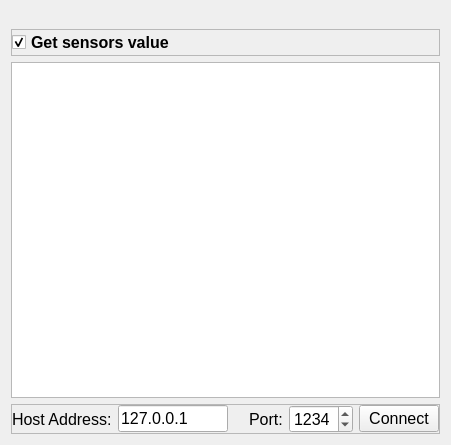
The window that PrinterClient/mainwindow.ui (Bazzzukasss/PrinterEmulator) describes before a commit, drawn with Qt 5.
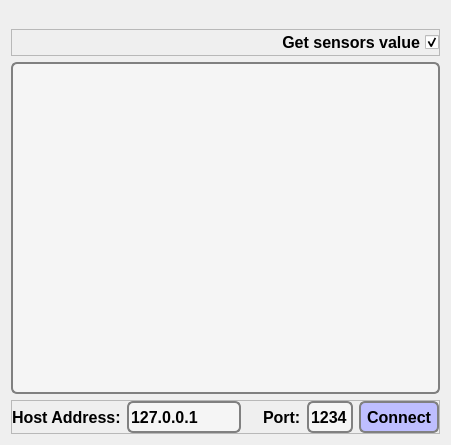
The same window after the commit. Icons and pictures are not drawn. Custom widgets are drawn as their Qt base class.

Diff of the .ui file:
```diff
--- a/PrinterClient/mainwindow.ui
+++ b/PrinterClient/mainwindow.ui
@@ -13,11 +13,47 @@
   <property name="font">
    <font>
     <pointsize>12</pointsize>
+    <weight>75</weight>
+    <bold>true</bold>
    </font>
   </property>
   <property name="windowTitle">
    <string>Printer Client</string>
   </property>
+  <property name="styleSheet">
+   <string notr="true">QWidget#centralWidget{
+	border-image: url(:/img/metal.jpg) 0 0 0 0 stretch stretch;
+}
+QWidget{
+	font-size: 12pt;
+	font-weight: bold;
+}
+QTextEdit#mLog{
+	font-size: 8pt;
+	font-weight: bold;
+}
+QSpinBox,QLineEdit#mLineEditAddress{
+	border: 2px solid grey;
+	border-radius: 6px;   
+	background-color: rgb(245, 245, 245);
+}
+QPushButton#mButtonConnect{
+	border: 2px solid grey;
+	border-radius: 6px; 	  	
+	background-color: rgb(190, 190, 255);
+}
+
+QPushButton#mButtonConnect:pressed{
+	background-color: rgb(220, 220, 255);
+}
+QTextEdit{
+	border: 2px solid grey;
+	border-radius: 6px;   
+	background-color: rgb(245, 245, 245);
+	padding: 4px;
+}
+</string>
+  </property>
   <widget class="QWidget" name="centralWidget">
    <layout class="QVBoxLayout" name="verticalLayout">
     <item>
@@ -75,10 +111,14 @@
         <widget class="QCheckBox" name="mCheckBoxSensors">
          <property name="font">
           <font>
+           <pointsize>12</pointsize>
            <weight>75</weight>
            <bold>true</bold>
           </font>
          </property>
+         <property name="layoutDirection">
+          <enum>Qt::RightToLeft</enum>
+         </property>
          <property name="text">
           <string>Get sensors value</string>
          </property>
@@ -95,6 +135,8 @@
       <property name="font">
        <font>
         <pointsize>8</pointsize>
+        <weight>75</weight>
+        <bold>true</bold>
        </font>
       </property>
       <property name="readOnly">
@@ -131,7 +173,16 @@
         </widget>
        </item>
        <item>
-        <widget class="QLineEdit" name="mLinrEditAddress">
+        <widget class="QLineEdit" name="mLineEditAddress">
+         <property name="minimumSize">
+          <size>
+           <width>0</width>
+           <height>32</height>
+          </size>
+         </property>
+         <property name="toolTip">
+          <string>Server address</string>
+         </property>
          <property name="text">
           <string>127.0.0.1</string>
          </property>
@@ -153,6 +204,18 @@
        </item>
        <item>
         <widget class="QSpinBox" name="mSpinPort">
+         <property name="minimumSize">
+          <size>
+           <width>0</width>
+           <height>32</height>
+          </size>
+         </property>
+         <property name="toolTip">
+          <string>Server port</string>
+         </property>
+         <property name="buttonSymbols">
+          <enum>QAbstractSpinBox::NoButtons</enum>
+         </property>
          <property name="maximum">
           <number>9999</number>
          </property>
@@ -163,6 +226,21 @@
        </item>
        <item>
         <widget class="QPushButton" name="mButtonConnect">
+         <property name="minimumSize">
+          <size>
+           <width>80</width>
+           <height>32</height>
+          </size>
+         </property>
+         <property name="maximumSize">
+          <size>
+           <width>80</width>
+           <height>32</height>
+          </size>
+         </property>
+         <property name="toolTip">
+          <string>Connect to server</string>
+         </property>
          <property name="text">
           <string>Connect</string>
          </property>
```
Left out of the diff: 3 changed lines with no effect on the pictures.
